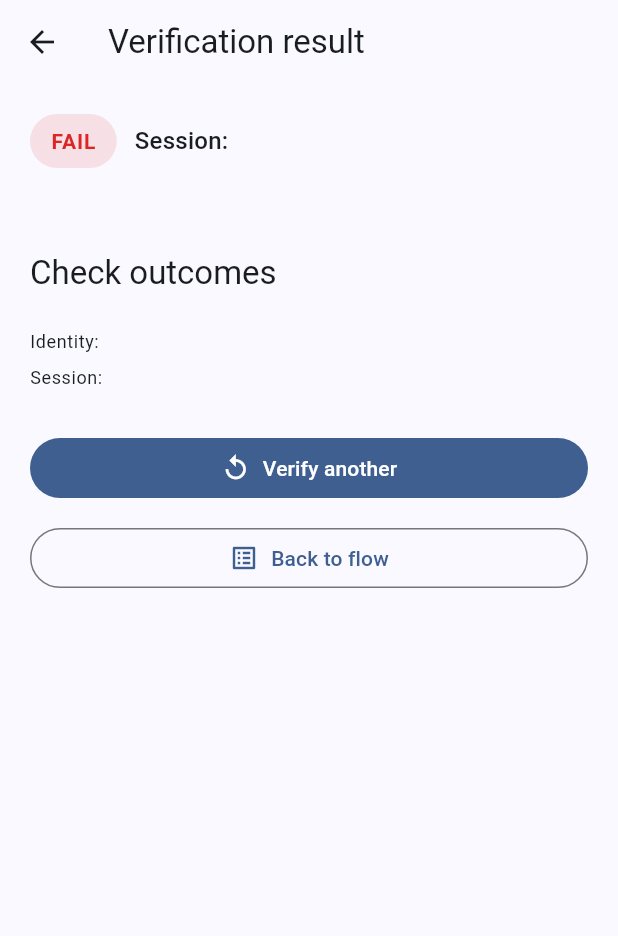
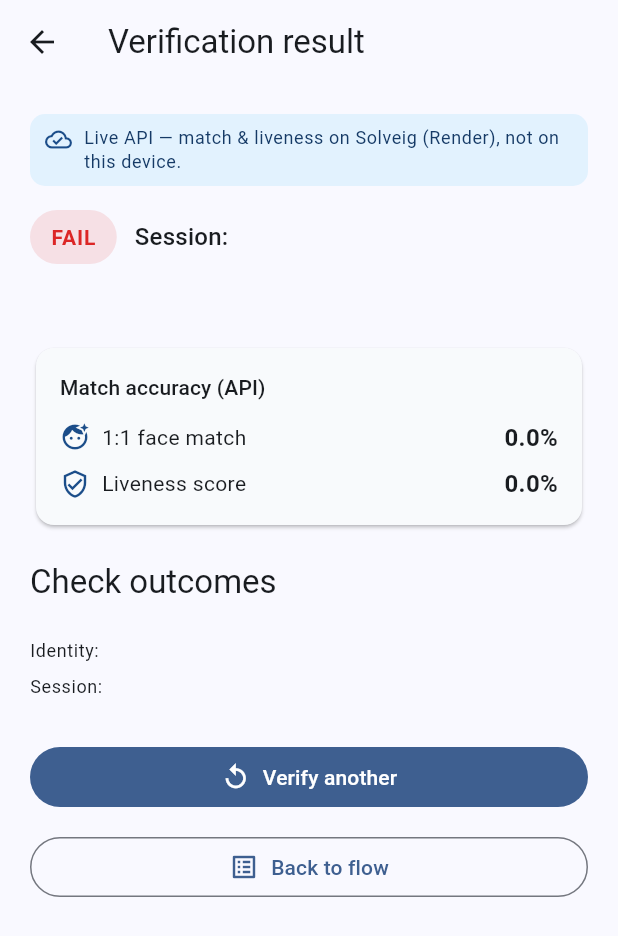
Before and after one commit to manishpareekwork/solveig-identity-app, a Flutter app: the VerificationResultScreen screen opened directly with empty values, on a phone screen of 412 x 824 dp. Shown: the top 936 px of the screen. Run offline on Flutter 3.47's test engine with Material 3 defaults, Android fonts, the phone set to English and light mode, and no system bars; our stand-ins replace camera, go_router, permission_handler, qr_flutter, shared_preferences; accounts and stored records are empty; network calls fail.

Commit message:
Add live camera preview, API banner, and confidence display.
Replace system camera picker with in-app live preview; show Live API banner on key screens; display face match and liveness confidence percentages on the result screen when returned by the API.

Co-authored-by: Cursor <cursoragent@cursor.com>

```diff
--- a/lib/app.dart
+++ b/lib/app.dart
@@ -1,5 +1,6 @@
 import 'package:go_router/go_router.dart';
 
+import '../features/capture/face_capture_screen.dart';
 import '../features/flow/flow_models.dart';
 import '../features/flow/flow_screen.dart';
 import '../features/flow/home_screen.dart';
@@ -21,6 +22,17 @@ GoRouter createRouter(AppState appState) {
     routes: [
       GoRoute(path: '/', builder: (context, state) => const HomeScreen()),
       GoRoute(path: '/flow', builder: (context, state) => const FlowScreen()),
+      GoRoute(
+        path: '/capture',
+        builder: (context, state) {
+          final extra = state.extra;
+          final map = extra is Map ? extra.cast<String, String>() : const <String, String>{};
+          return FaceCaptureScreen(
+            title: map['title'] ?? 'Capture face',
+            subtitle: map['subtitle'] ?? 'Live camera preview — sent to Solveig API on capture.',
+          );
+        },
+      ),
       GoRoute(path: '/setup', builder: (context, state) => const SetupScreen()),
       GoRoute(
         path: '/result',
--- a/lib/features/flow/flow_models.dart
+++ b/lib/features/flow/flow_models.dart
@@ -6,6 +6,8 @@ class VerificationResultArgs {
     this.identityId,
     this.sessionId,
     this.message,
+    this.faceMatchConfidence,
+    this.livenessConfidence,
   });
 
   final bool passed;
@@ -14,4 +16,6 @@ class VerificationResultArgs {
   final String? identityId;
   final String? sessionId;
   final String? message;
+  final double? faceMatchConfidence;
+  final double? livenessConfidence;
 }
--- a/lib/features/flow/home_screen.dart
+++ b/lib/features/flow/home_screen.dart
@@ -4,6 +4,7 @@ import 'package:provider/provider.dart';
 
 import '../../core/theme/app_theme.dart';
 import '../../state/app_state.dart';
+import '../../widgets/live_api_banner.dart';
 
 class HomeScreen extends StatelessWidget {
   const HomeScreen({super.key});
@@ -23,6 +24,8 @@ class HomeScreen extends StatelessWidget {
         child: Column(
           crossAxisAlignment: CrossAxisAlignment.stretch,
           children: [
+            const LiveApiBanner(),
+            const SizedBox(height: 20),
             Text(
               'Verify an identity against the platform API.',
               style: Theme.of(context).textTheme.bodyLarge,
--- a/lib/features/flow/verification_result_screen.dart
+++ b/lib/features/flow/verification_result_screen.dart
@@ -3,6 +3,8 @@ import 'package:go_router/go_router.dart';
 
 import '../../core/theme/app_theme.dart';
 import '../../widgets/app_button.dart';
+import '../../widgets/live_api_banner.dart';
+import '../../utils/confidence_format.dart';
 import 'flow_models.dart';
 
 class VerificationResultScreen extends StatelessWidget {
@@ -21,6 +23,8 @@ class VerificationResultScreen extends StatelessWidget {
       body: ListView(
         padding: const EdgeInsets.all(20),
         children: [
+          const LiveApiBanner(compact: true),
+          const SizedBox(height: 16),
           Row(
             children: [
               Container(
@@ -46,6 +50,13 @@ class VerificationResultScreen extends StatelessWidget {
           if (args.message != null) ...[
             const SizedBox(height: 12),
             Text(args.message!, style: Theme.of(context).textTheme.bodyLarge),
+          ],
+          if (args.faceMatchConfidence != null || args.livenessConfidence != null) ...[
+            const SizedBox(height: 16),
+            _ConfidenceSummary(
+              face: args.faceMatchConfidence,
+              liveness: args.livenessConfidence,
+            ),
           ],
           const SizedBox(height: 20),
           Text('Check outcomes', style: Theme.of(context).textTheme.titleLarge),
@@ -88,6 +99,7 @@ class _CheckCard extends StatelessWidget {
     final type = check['check_type'] as String? ?? 'check';
     final status = check['status'] as String? ?? 'unknown';
     final code = check['result_code'] as String? ?? '-';
+    final confidence = checkConfidence(check);
     final ok = status == 'passed';
     final color = ok ? AppTheme.success : (status == 'failed' ? AppTheme.error : AppTheme.warning);
 
@@ -96,7 +108,17 @@ class _CheckCard extends StatelessWidget {
       child: ListTile(
         leading: Icon(ok ? Icons.check_circle : Icons.cancel, color: color),
         title: Text(_label(type)),
-        subtitle: Text('$status · $code'),
+        subtitle: Text(
+          confidence != null
+              ? '$status · $code · confidence ${formatConfidencePercent(confidence)}'
+              : '$status · $code',
+        ),
+        trailing: confidence != null
+            ? Text(
+                formatConfidencePercent(confidence),
+                style: TextStyle(fontWeight: FontWeight.w700, color: color),
+              )
+            : null,
       ),
     );
   }
@@ -107,6 +129,64 @@ class _CheckCard extends StatelessWidget {
       'liveness' => 'Liveness',
       _ => type,
     };
+  }
+}
+
+class _ConfidenceSummary extends StatelessWidget {
+  const _ConfidenceSummary({this.face, this.liveness});
+
+  final double? face;
+  final double? liveness;
+
+  @override
+  Widget build(BuildContext context) {
+    return Card(
+      color: AppTheme.card,
+      child: Padding(
+        padding: const EdgeInsets.all(16),
+        child: Column(
+          crossAxisAlignment: CrossAxisAlignment.start,
+          children: [
+            Text('Match accuracy (API)', style: Theme.of(context).textTheme.titleSmall),
+            const SizedBox(height: 12),
+            if (face != null)
+              _MetricRow(
+                label: '1:1 face match',
+                value: formatConfidencePercent(face),
+                icon: Icons.face_retouching_natural,
+              ),
+            if (liveness != null) ...[
+              const SizedBox(height: 8),
+              _MetricRow(
+                label: 'Liveness score',
+                value: formatConfidencePercent(liveness),
+                icon: Icons.verified_user_outlined,
+              ),
+            ],
+          ],
+        ),
+      ),
+    );
+  }
+}
+
+class _MetricRow extends StatelessWidget {
+  const _MetricRow({required this.label, required this.value, required this.icon});
+
+  final String label;
+  final String value;
+  final IconData icon;
+
+  @override
+  Widget build(BuildContext context) {
+    return Row(
+      children: [
+        Icon(icon, size: 20, color: AppTheme.primary),
+        const SizedBox(width: 8),
+        Expanded(child: Text(label)),
+        Text(value, style: const TextStyle(fontWeight: FontWeight.w700, fontSize: 16)),
+      ],
+    );
   }
 }
 
@@ -143,5 +223,7 @@ VerificationResultArgs resultArgsFromSession(Map<String, dynamic> session) {
     identityId: session['identity_id'] as String?,
     sessionId: session['id'] as String?,
     message: message,
+    faceMatchConfidence: checkConfidence(findCheck(checks, 'face_verification') ?? {}),
+    livenessConfidence: checkConfidence(findCheck(checks, 'liveness') ?? {}),
   );
 }
--- /dev/null
+++ b/lib/utils/confidence_format.dart
@@ -0,0 +1,22 @@
+/// Formats API confidence (0–1 float) as a percentage label.
+String formatConfidencePercent(dynamic value) {
+  if (value == null) return '—';
+  final n = value is num ? value.toDouble() : double.tryParse('$value');
+  if (n == null) return '—';
+  final pct = n <= 1 ? n * 100 : n;
+  return '${pct.clamp(0, 100).toStringAsFixed(1)}%';
+}
+
+double? checkConfidence(Map<String, dynamic> check) {
+  final v = check['confidence'];
+  if (v == null) return null;
+  if (v is num) return v.toDouble();
+  return double.tryParse('$v');
+}
+
+Map<String, dynamic>? findCheck(List<Map<String, dynamic>> checks, String type) {
+  for (final c in checks) {
+    if (c['check_type'] == type) return c;
+  }
+  return null;
+}
--- /dev/null
+++ b/lib/widgets/live_api_banner.dart
@@ -0,0 +1,41 @@
+import 'package:flutter/material.dart';
+
+import '../core/theme/app_theme.dart';
+
+/// Small banner: verification uses remote Solveig API, not on-device matching.
+class LiveApiBanner extends StatelessWidget {
+  const LiveApiBanner({super.key, this.compact = false});
+
+  final bool compact;
+
+  @override
+  Widget build(BuildContext context) {
+    return Material(
+      color: AppTheme.accent.withValues(alpha: 0.12),
+      borderRadius: BorderRadius.circular(compact ? 10 : 12),
+      child: Padding(
+        padding: EdgeInsets.symmetric(horizontal: compact ? 10 : 12, vertical: compact ? 8 : 10),
+        child: Row(
+          crossAxisAlignment: CrossAxisAlignment.start,
+          children: [
+            Icon(Icons.cloud_done_outlined, size: compact ? 18 : 20, color: AppTheme.primary),
+            const SizedBox(width: 8),
+            Expanded(
+              child: Text(
+                compact
+                    ? 'Live API — match & liveness on Solveig (Render), not on this device.'
+                    : 'Live API verification — face match and liveness are processed on the '
+                        'Solveig Identity API (Render cloud). This device only captures camera '
+                        'frames; no static on-device template matching.',
+                style: Theme.of(context).textTheme.bodySmall?.copyWith(
+                      color: AppTheme.primaryDark,
+                      height: 1.35,
+                    ),
+              ),
+            ),
+          ],
+        ),
+      ),
+    );
+  }
+}
--- a/pubspec.yaml
+++ b/pubspec.yaml
@@ -14,6 +14,8 @@ dependencies:
   http: ^1.4.0
   shared_preferences: ^2.5.3
   image_picker: ^1.1.2
+  camera: ^0.11.3
+  permission_handler: ^11.4.0
   qr_flutter: ^4.1.0
   uuid: ^4.5.1
   provider: ^6.1.5
```
Also changed, not shown: lib/features/capture/face_capture_screen.dart (added, +187 -0 lines), lib/features/flow/flow_screen.dart (+40 -8 lines), lib/state/app_state.dart (+7 -24 lines), pubspec.lock, 3 other files.
